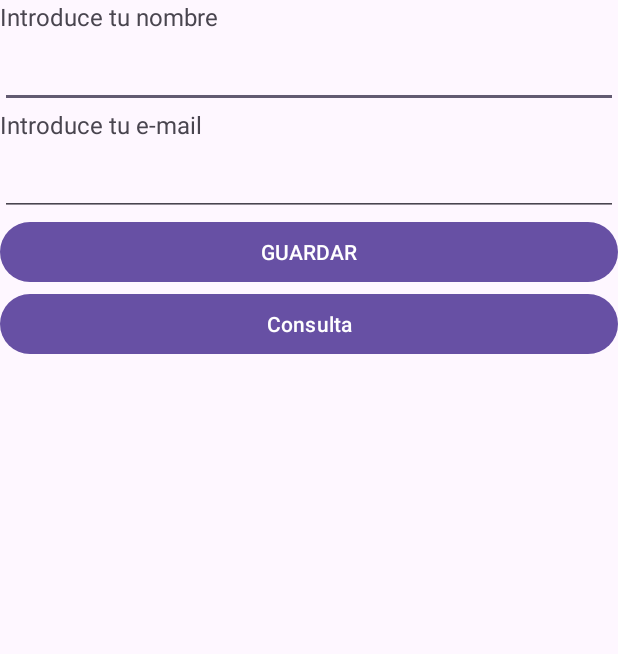
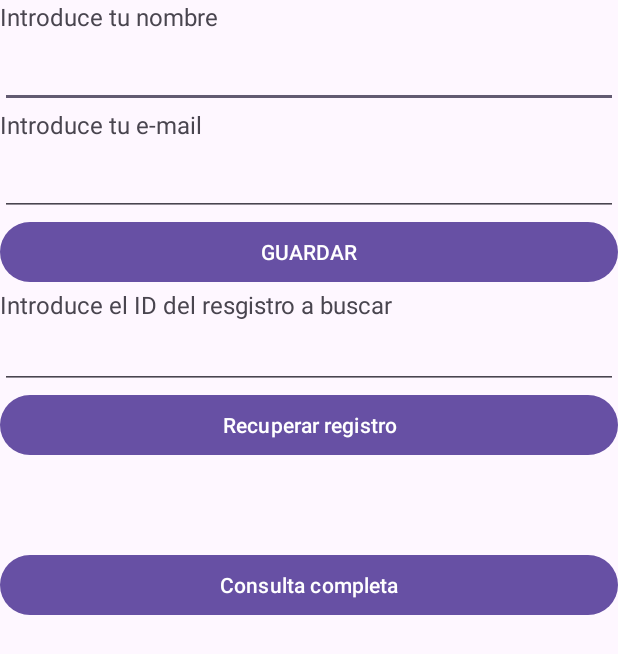
Before and after one commit to pepilloelgrillo19/Prueba_BBDD, an Android app: the screen it shows after launch (MainActivity), on a phone screen of 412 x 824 dp. Shown: the top 654 px of the screen. Run offline under Robolectric (Android 15) with nearby library versions, the phone set to English and light mode, and no system bars.

Commit message:
Version con introducción y salida en bruto, y consulta individual por ID

```diff
--- a/app/src/main/java/com/lpg/a240131basededatos/MainActivity.kt
+++ b/app/src/main/java/com/lpg/a240131basededatos/MainActivity.kt
@@ -1,9 +1,7 @@
 package com.lpg.a240131basededatos
 
-import android.content.Context
 import androidx.appcompat.app.AppCompatActivity
 import android.os.Bundle
-import android.os.UserHandle
 import android.util.Log
 import android.widget.Button
 import android.widget.EditText
@@ -21,6 +19,8 @@ class MainActivity : AppCompatActivity() {
     private lateinit var querFull: TextView
     private lateinit var queName: TextView
     private lateinit var querEmail: TextView
+    private lateinit var partQuerBut : Button
+    private lateinit var querID : EditText
 
 
     override fun onCreate(savedInstanceState: Bundle?) {
@@ -30,9 +30,12 @@ class MainActivity : AppCompatActivity() {
         namUser = findViewById(R.id.nombreUser)
         emUser = findViewById(R.id.emailUser)
         saveBut = findViewById(R.id.saveButton)
-        querBut = findViewById(R.id.queryButton)
+        querBut = findViewById(R.id.fullQueryButton)
         querFull = findViewById(R.id.querCompleta)
         queName = findViewById(R.id.recupName)
+        querEmail = findViewById(R.id.recupEmail)
+        partQuerBut = findViewById(R.id.recupButton)
+        querID = findViewById(R.id.pedirId)
 
         db = DatabaseHandler(this)
 
@@ -60,8 +63,6 @@ class MainActivity : AppCompatActivity() {
                 Toast.makeText(applicationContext, "Te falta algún campo por rellenar", Toast.LENGTH_LONG).show()
 
             }
-
-
         }
         querBut.setOnClickListener {
             val contactList = db.recorrerBBDD()
@@ -71,9 +72,44 @@ class MainActivity : AppCompatActivity() {
                 Log.d("Contacto ", "ID: ${contact.id}, Nombre: ${contact.name}, Email: ${contact.email}")
 
             }
-
             querFull.text = ""
             querFull.text = contactList.joinToString()
+        }
+        partQuerBut.setOnClickListener {
+            queName.text = ""
+            querEmail.text = ""
+            val querId2 = querID.text.toString().toIntOrNull()
+
+            val contactList = db.recorrerBBDD()
+            for (contact in contactList){
+
+                    if(contact.id == querId2){
+                        queName.text= contact.name
+                        querEmail.text = contact.email
+                    }
+
+            }
+
+
+
+
+
+            /* if (querId == null){
+                Toast.makeText(applicationContext, "Introduce una ID válida", Toast.LENGTH_LONG).show()
+            }else{
+                val contactList = db.recorrerBBDD()
+                for (contact in contactList){
+
+                    if(contact.id == querId){
+                        queName.text= contact.name
+                        querEmail.text = contact.email
+                    }
+
+                }
+
+
+            }*/
+
 
 
         }
--- a/app/src/main/res/layout/activity_main.xml
+++ b/app/src/main/res/layout/activity_main.xml
@@ -50,23 +50,43 @@
             android:layout_height="wrap_content"
             android:text="GUARDAR" />
 
-        <Button
-            android:id="@+id/queryButton"
+        <TextView
+            android:id="@+id/miTextoFijo3"
             android:layout_width="match_parent"
             android:layout_height="wrap_content"
-            android:text="Consulta" />
+            android:text="Introduce el ID del resgistro a buscar"
+            android:textSize="16sp" />
+
+        <EditText
+            android:id="@+id/pedirId"
+            android:layout_width="match_parent"
+            android:layout_height="wrap_content"
+            android:ems="10"
+            android:inputType="number" />
+
+        <Button
+            android:id="@+id/recupButton"
+            android:layout_width="match_parent"
+            android:layout_height="wrap_content"
+            android:text="Recuperar registro" />
 
         <TextView
             android:id="@+id/recupName"
             android:layout_width="match_parent"
             android:layout_height="wrap_content"
-            android:textSize="16sp" />
+            android:textSize="22dp" />
 
         <TextView
             android:id="@+id/recupEmail"
             android:layout_width="match_parent"
             android:layout_height="wrap_content"
-            android:textSize="16sp" />
+            android:textSize="22dp" />
+
+        <Button
+            android:id="@+id/fullQueryButton"
+            android:layout_width="match_parent"
+            android:layout_height="wrap_content"
+            android:text="Consulta completa" />
 
         <TextView
             android:id="@+id/querCompleta"
```
